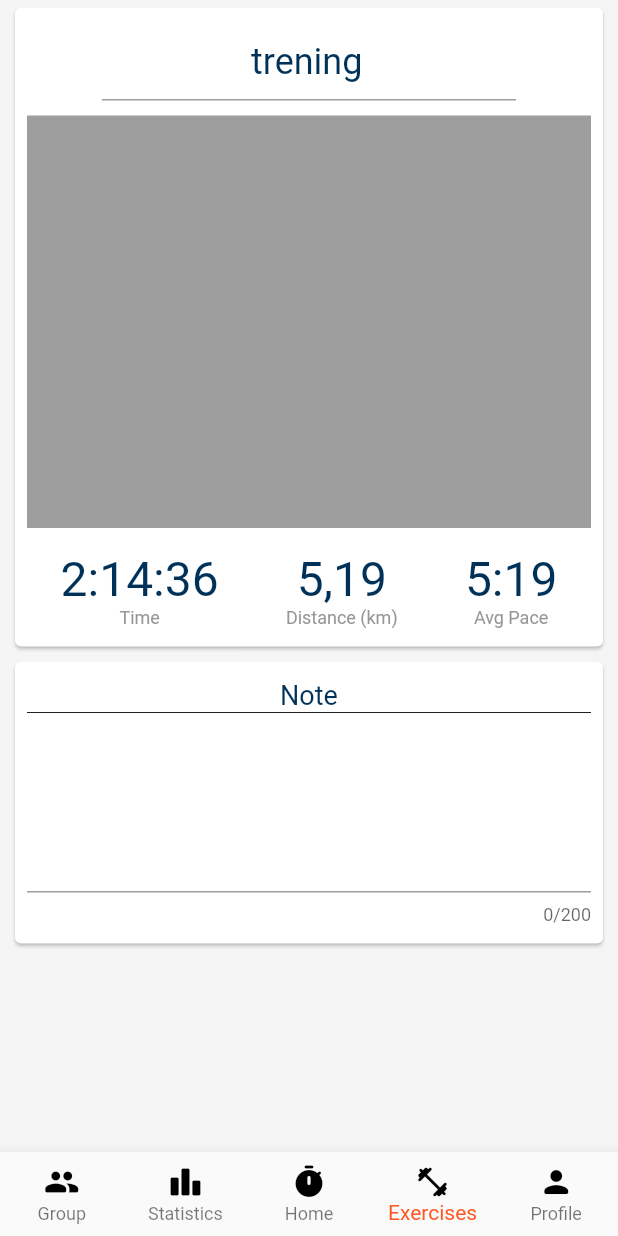
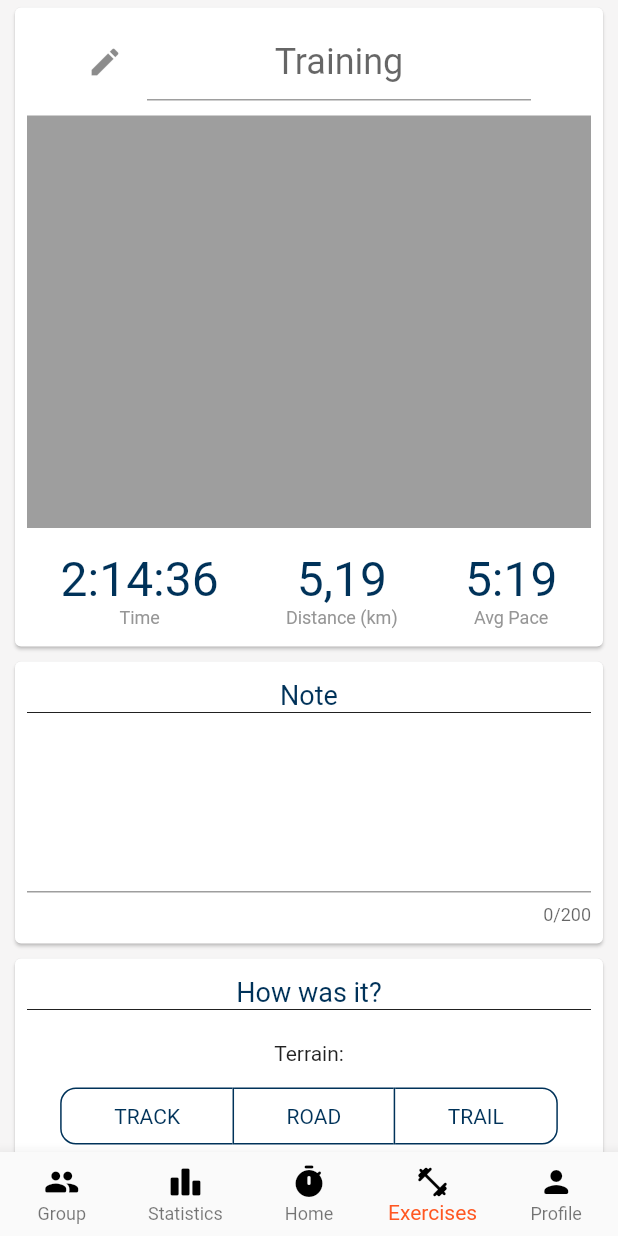
Before and after one commit to mikolajkrzyminski/runningApp, a Flutter app: the RootPage screen opened directly, item 4 of the bottom bar chosen, on a phone screen of 412 x 824 dp. Run offline on Flutter 3.47's test engine with Material 2 defaults, Android fonts, the phone set to English and light mode, and no system bars; our stand-ins replace charts_flutter, flutter_datetime_picker, flutter_map, flutter_secure_storage, flutter_switch, geolocator and 5 more; accounts and stored records are empty.

Commit message:
SPI-36 nowa Card "How was it?"

```diff
--- a/szewa/lib/pages/training_end_page.dart
+++ b/szewa/lib/pages/training_end_page.dart
@@ -10,6 +10,8 @@ class _TrainingEndPageState extends State<TrainingEndPage> {
   // ustawia tekst startowy
   // controller.selection = TextSelection.fromPosition(TextPosition(offset: controller.text.length));
   TextEditingController textEditingController = TextEditingController();
+  final isSelected = <bool>[false, false, false];
+  double _sliderDiscreteValue = 0;
 
   @override
   void initState() {
@@ -32,7 +34,8 @@ class _TrainingEndPageState extends State<TrainingEndPage> {
                 child: Column(
                   children: <Widget>[
                     Padding(
-                      padding: EdgeInsets.symmetric(vertical: 10, horizontal: 50),
+                      padding:
+                          EdgeInsets.symmetric(vertical: 10, horizontal: 40),
                       child: TextField(
                             textAlign: TextAlign.center,
                             style: TextStyle(
@@ -40,9 +43,13 @@ class _TrainingEndPageState extends State<TrainingEndPage> {
                               color: Color(0xFF003259),
                             ),
                             // tekst startowy
-                        controller: TextEditingController(
-                            text:
-                                "trening"), // ..selection = TextSelection.fromPosition(TextPosition(offset: textEditingController.text.length)),
+                            // controller: TextEditingController(
+                            //     text:
+                            //         "trening"),
+                          decoration: InputDecoration(
+                            hintText: "Training",
+                            icon: Icon(Icons.edit),
+                          ),
                           ),
                     ),
                     Container(
@@ -151,7 +158,90 @@ class _TrainingEndPageState extends State<TrainingEndPage> {
                 ),
               ),
             ),
+            Card(
+              margin: EdgeInsets.symmetric(vertical: 5, horizontal: 10),
+              elevation: 1,
+              child: Padding(
+                padding: const EdgeInsets.fromLTRB(8, 12, 8, 12),
+                child: Column(
+                  children: <Widget>[
+                    Text(
+                      "How was it?",
+                      style: TextStyle(
+                        color: Color(0xFF003259),
+                        fontSize: 18,
+                      ),
+                    ),
+                    Divider(
+                      color: Colors.grey[900],
+                      height: 2,
+                    ),
+                    SizedBox(height: 20,),
+                    Text(
+                        "Terrain:",
+                    ),
+                    SizedBox(height: 10,),
+                    ToggleButtons(
+                      color: Color(0xFF003259),
+                      // kolor wybranego tekstu
+                      selectedColor: Color(0xFFFFFFFF),
+                      selectedBorderColor: Color(0xFF003259),
+                      fillColor: Color(0xFF003259),
+                      borderColor: Color(0xFF003259),
+                      borderRadius: BorderRadius.circular(10.0),
+                      constraints: BoxConstraints(minHeight: 36.0),
+                      isSelected: isSelected,
+                      onPressed: (index) {
+                        // wybór opcji
+                        setState(() {
+                          for (int buttonIndex = 0; buttonIndex < isSelected.length; buttonIndex++) {
+                            if (buttonIndex == index) {
+                              isSelected[buttonIndex] = !isSelected[buttonIndex];
+                            } else {
+                              isSelected[buttonIndex] = false;
+                            }
+                          }
+                        });
+                      },
+                      children: [
+                        Padding(
+                          padding: EdgeInsets.symmetric(horizontal: 35.0),
+                          child: Text('TRACK'),
+                        ),
+                        Padding(
+                          padding: EdgeInsets.symmetric(horizontal: 35.0),
+                          child: Text('ROAD'),
+                        ),
+                        Padding(
+                          padding: EdgeInsets.symmetric(horizontal: 35.0),
+                          child: Text('TRAIL'),
+                        ),
+                      ],
+                    ),
+                    SizedBox(height: 20,),
+                    Text(
+                      "Effort:",
+                    ),
+                    SizedBox(height: 10,),
+                Slider(
+                  inactiveColor: Color(0xFFFFFFFF),
+                activeColor: Color(0xFF00334E),
 
+                value: _sliderDiscreteValue,
+                min: 0,
+                max: 10,
+                divisions: 9,
+                label: _sliderDiscreteValue.round().toString(),
+                onChanged: (value) {
+                  setState(() {
+                    _sliderDiscreteValue = value;
+                  });
+                },
+              ),
+                  ],
+                ),
+              ),
+            ),
           ],
         ),
       ),
--- a/szewa/pubspec.yaml
+++ b/szewa/pubspec.yaml
@@ -39,6 +39,7 @@ dependencies:
   shared_preferences: ^2.0.6
   flutter_secure_storage: ^4.2.0
   hex: ^0.2.0
+  draw_graph: ^1.0.0
 
 
 dev_dependencies:
```
Lines whose indentation alone changed are shown as unchanged.
